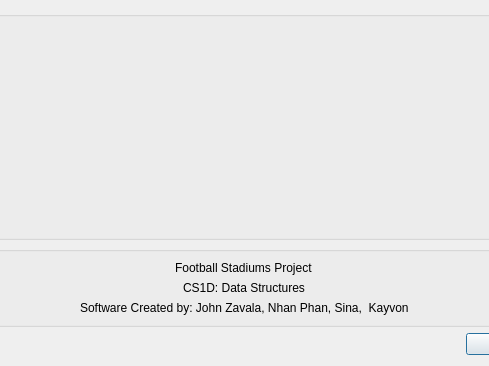
Qt form ui/splashscreen.ui (AcmeDVoid/Lets-Play-Football) before a commit; both pictures show x 154 to 643 and y 0 to 366 of the 797 by 366 pixel window.
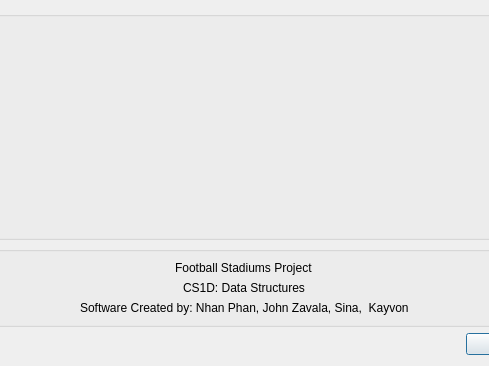
The same form after that commit. Icons and pictures are not drawn.

Diff of the .ui file:
```diff
--- a/ui/splashscreen.ui
+++ b/ui/splashscreen.ui
@@ -87,7 +87,7 @@
          </size>
         </property>
         <property name="text">
-         <string>Software Created by: John Zavala, Nhan Phan, Sina,  Kayvon</string>
+         <string>Software Created by: Nhan Phan, John Zavala, Sina,  Kayvon</string>
         </property>
        </widget>
       </item>
```
